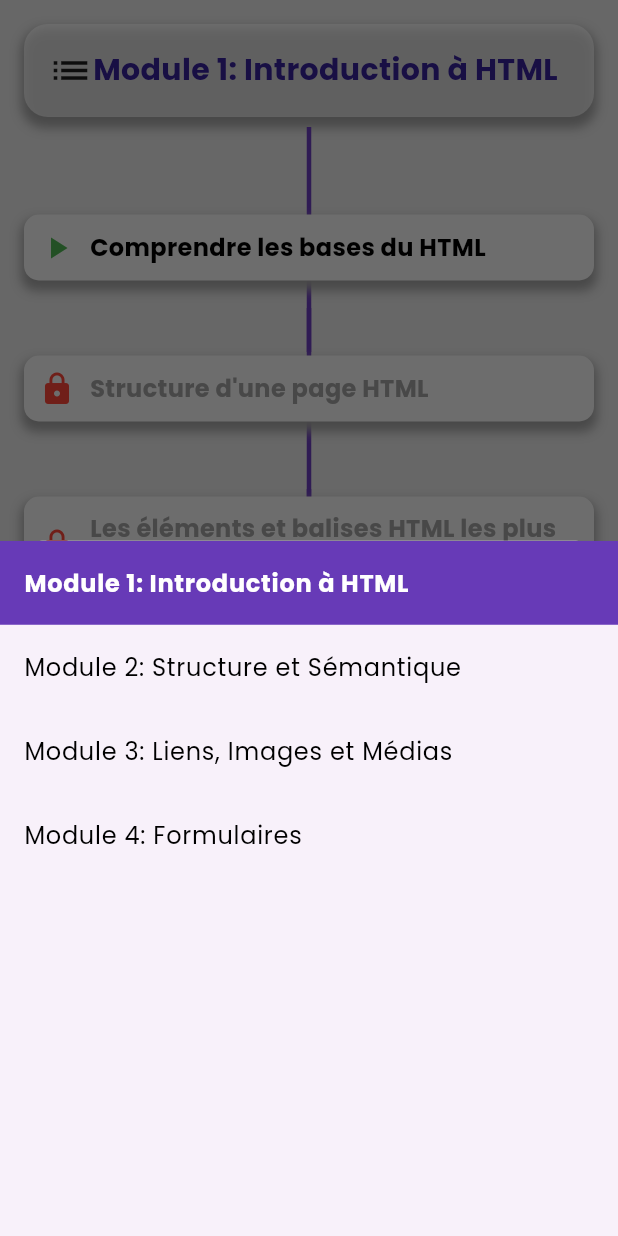
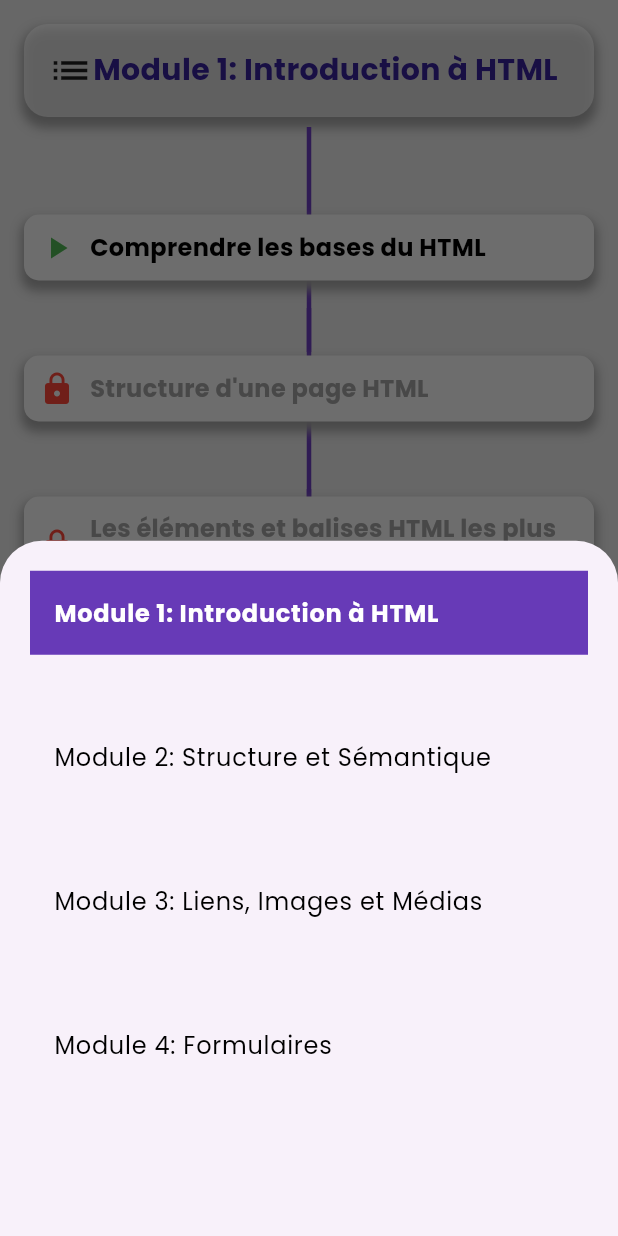
Before and after one commit to Godisouleymane/Nerd-app, a Flutter app: the ScreenHtml screen opened directly, after a tap on "Module 1: Introduction à HTML", on a phone screen of 412 x 824 dp. Run offline on Flutter 3.47's test engine with Material 3 defaults, Android fonts, the phone set to English and light mode, and no system bars; our stand-ins replace cloud_firestore, firebase_auth, firebase_core, flutter_svg, google_fonts, google_sign_in and 1 more; missing offline and left inert: dev_icons; accounts and stored records are empty.

Commit message:
creation du ui du chapitre1 html

```diff
--- a/lib/views/parcours/screenHTML.dart
+++ b/lib/views/parcours/screenHTML.dart
@@ -192,7 +192,9 @@ class _ScreenHtmlState extends State<ScreenHtml> {
             );
             final tileColor = isSelected ? Colors.deepPurple : null;
 
-            return ListTile(
+            return Padding(
+              padding: const EdgeInsets.all(20.0),
+              child: ListTile(
                 title: Text(
                   courseModule.moduleName,
                   style: textStyle,
@@ -214,6 +216,7 @@ class _ScreenHtmlState extends State<ScreenHtml> {
                     Navigator.pop(context);
                   }
                 },
+              ),
             );
           },
         );
```
Lines whose indentation alone changed are shown as unchanged.
